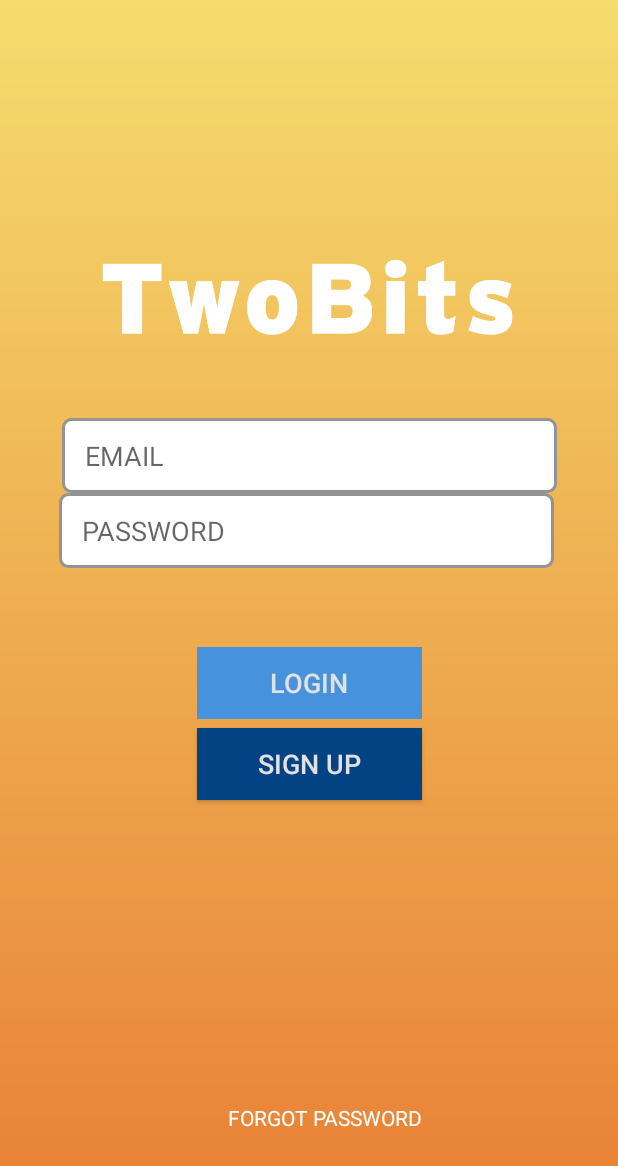
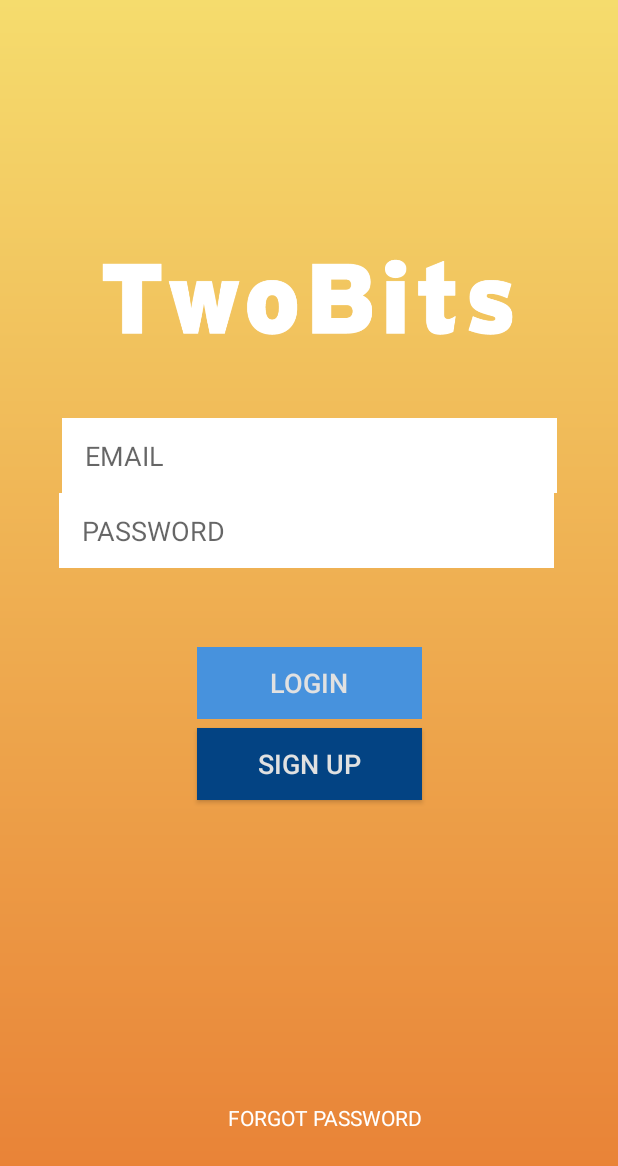
Before and after one commit to collisior/TwoBits, an Android app: the LoginActivity screen opened directly, with no data from a screen before it, on a phone screen of 412 x 824 dp. Shown: the top 1166 px of the screen. Run offline under Robolectric (Android 15) with nearby library versions, the phone set to English and light mode, and no system bars.

Commit message:
removed borders

```diff
--- a/app/src/main/res/drawable/border.xml
+++ b/app/src/main/res/drawable/border.xml
@@ -1,15 +1,13 @@
 <?xml version="1.0" encoding="utf-8"?>
-<selector xmlns:android="http://schemas.android.com/apk/res/android"
-    android:layout_height="wrap_content"
-    android:layout_width="wrap_content">
+<layer-list xmlns:android="http://schemas.android.com/apk/res/android">
+
+    <!-- Bottom 2dp Shadow -->
+
+
+    <!-- White Top color -->
     <item>
         <shape android:shape="rectangle">
-            <solid android:color="#ffffff"/>
-            <corners android:radius="5dp" />
-            <stroke
-                android:width="2dp"
-                android:color="#949494"
-                />
+            <solid android:color="#FFFFFF" />
         </shape>
     </item>
-</selector>
+</layer-list>
```
Also changed, not shown: app/src/main/res/layout/registration.xml (+68 -72 lines).
